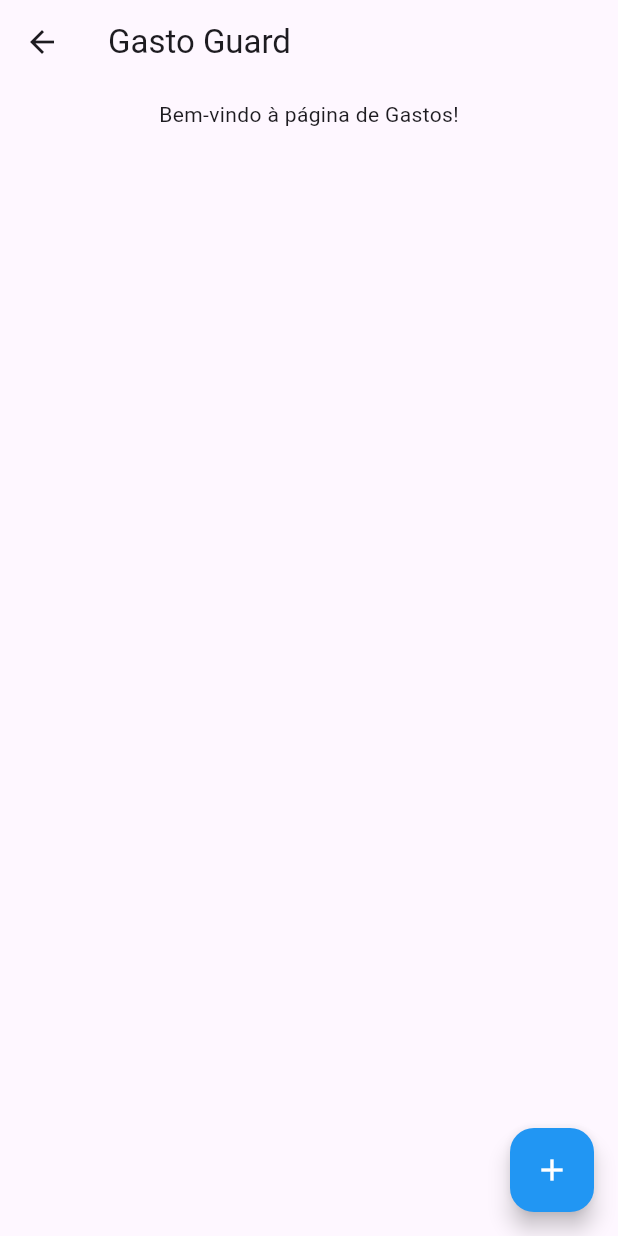
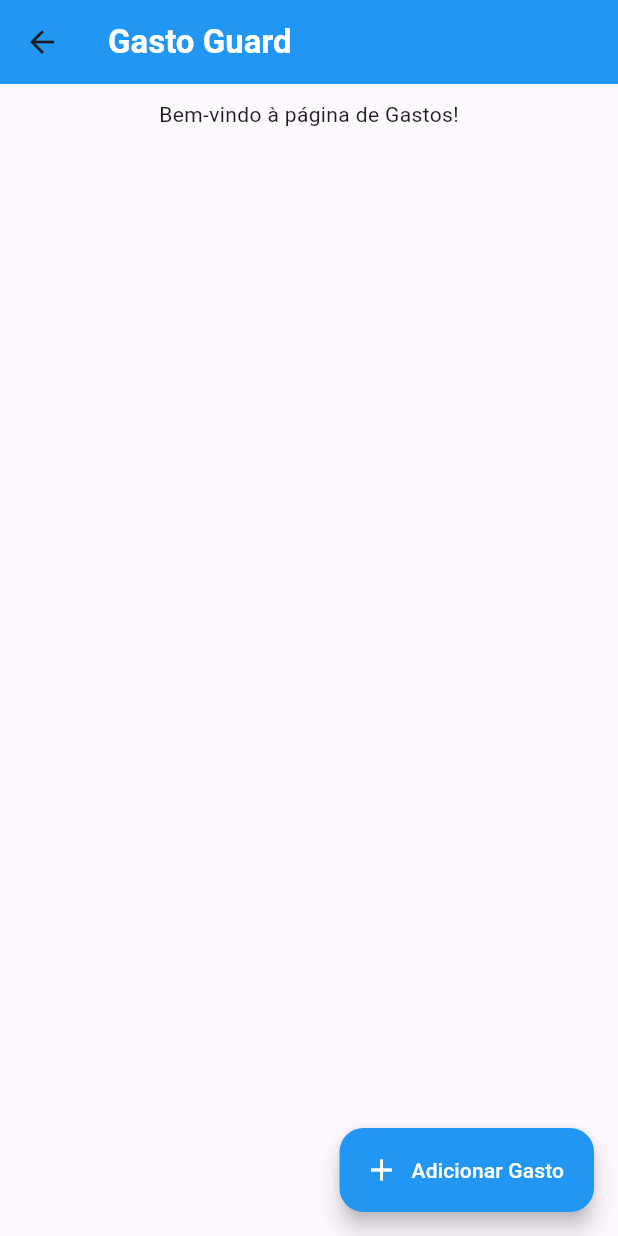
Before and after one commit to DevJeremias/Gasto-Guard, a Flutter app: the HomePage screen opened directly, after a tap on "Ver Gastos", on a phone screen of 412 x 824 dp. Run offline on Flutter 3.47's test engine with Material 3 defaults, Android fonts, the phone set to English and light mode, and no system bars; our stand-ins replace flutter_colorpicker, pie_chart.

Commit message:
trocando o map do grafico para um for que chama o icons.dart

```diff
--- a/lib/pages/add_gasto.dart
+++ b/lib/pages/add_gasto.dart
@@ -2,6 +2,7 @@ import 'package:flutter/material.dart';
 import 'package:intl/intl.dart'; // Importe o pacote intl para usar o DateFormat
 import 'gasto.dart'; // Importe a classe Gasto
 import 'icons.dart'; // Importe o arquivo icons.dart
+import 'appbar/app_bar.dart'; // Importe a classe CustomAppBar
 
 class AddGasto extends StatefulWidget {
   final Function addGasto;
@@ -61,8 +62,9 @@ class _AddGastoState extends State<AddGasto> {
   @override
   Widget build(BuildContext context) {
     return Scaffold(
-      appBar: AppBar(
-        title: Text('Adicionar Gasto'),
+      appBar: CustomAppBar(
+        titleText: 'Adicionar Gasto',
+        showBackButton: false,
       ),
       body: Padding(
         padding: const EdgeInsets.all(10.0),
--- a/lib/pages/gastos.dart
+++ b/lib/pages/gastos.dart
@@ -2,6 +2,7 @@ import 'package:flutter/material.dart';
 import 'package:flutter_colorpicker/flutter_colorpicker.dart';
 import 'gasto.dart'; // Importe a classe Gasto
 import 'add_gasto.dart'; // Importe a classe AddGasto
+import 'appbar/app_bar.dart'; // Importe a classe CustomAppBar
 
 // Esta é a sua página de gastos
 class GastosPage extends StatefulWidget {
@@ -60,8 +61,9 @@ class _GastosPageState extends State<GastosPage> {
   @override
   Widget build(BuildContext context) {
     return Scaffold(
-      appBar: AppBar(
-        title: Text('Gasto Guard'),
+      appBar: CustomAppBar(
+        titleText: 'Gasto Guard',
+        showBackButton: false,
       ),
       body: Container(
         // Adicionado um Container para ocupar toda a tela
@@ -81,16 +83,16 @@ class _GastosPageState extends State<GastosPage> {
           ],
         ),
       ),
-      floatingActionButton: FloatingActionButton(
-        // Adicionado um FloatingActionButton
-        child: Icon(Icons.add, color: Colors.white),
-        backgroundColor: Colors.blue,
+      floatingActionButton: FloatingActionButton.extended(
         onPressed: () {
           Navigator.push(
             context,
             MaterialPageRoute(builder: (context) => AddGasto(_addGasto)),
           );
         },
+        label: Text('Adicionar Gasto', style: TextStyle(color: Colors.white)),
+        icon: Icon(Icons.add, color: Colors.white),
+        backgroundColor: Colors.blue,
       ),
     );
   }
--- a/lib/pages/home_page.dart
+++ b/lib/pages/home_page.dart
@@ -1,7 +1,7 @@
 import 'package:flutter/material.dart';
 import 'appbar/app_bar.dart';
 import 'gastos.dart'; // Alterado de 'categories.dart' para 'gastos.dart'
-import 'recursos/pie_chart_widget.dart'; // Adicione esta linha
+import 'recursos/grafico.dart'; // Adicione esta linha
 
 class HomePage extends StatelessWidget {
   @override
--- a/lib/pages/recursos/pie_chart_widget.dart
+++ b/lib/pages/recursos/grafico.dart
@@ -1,5 +1,8 @@
 import 'package:flutter/material.dart';
 import 'package:pie_chart/pie_chart.dart';
+
+import '../icons.dart';
+// Importando o arquivo icons.dart
 
 class PieChartWidget extends StatelessWidget {
   final Map<String, double> dataMap;
@@ -12,18 +15,10 @@ class PieChartWidget extends StatelessWidget {
   }
 
   static PieChartWidget createWithSampleData() {
+    // Criando um Map com os nomes das categorias e um valor de exemplo
     Map<String, double> dataMap = {
-      "Fatia 1": 1,
-      "Fatia 2": 2,
-      "Fatia 3": 3,
-      "Fatia 4": 4,
-      "Fatia 5": 5,
-      "Fatia 6": 6,
-      "Fatia 7": 7,
-      "Fatia 8": 8,
-      "Fatia 9": 9,
-      "Fatia 10": 10,
-      "Fatia 11": 11,
+      for (var i = 0; i < categoriasIcones.length; i++)
+        categoriasIcones[i].nome: (i + 1).toDouble(),
     };
     return PieChartWidget(dataMap: dataMap);
   }
```
